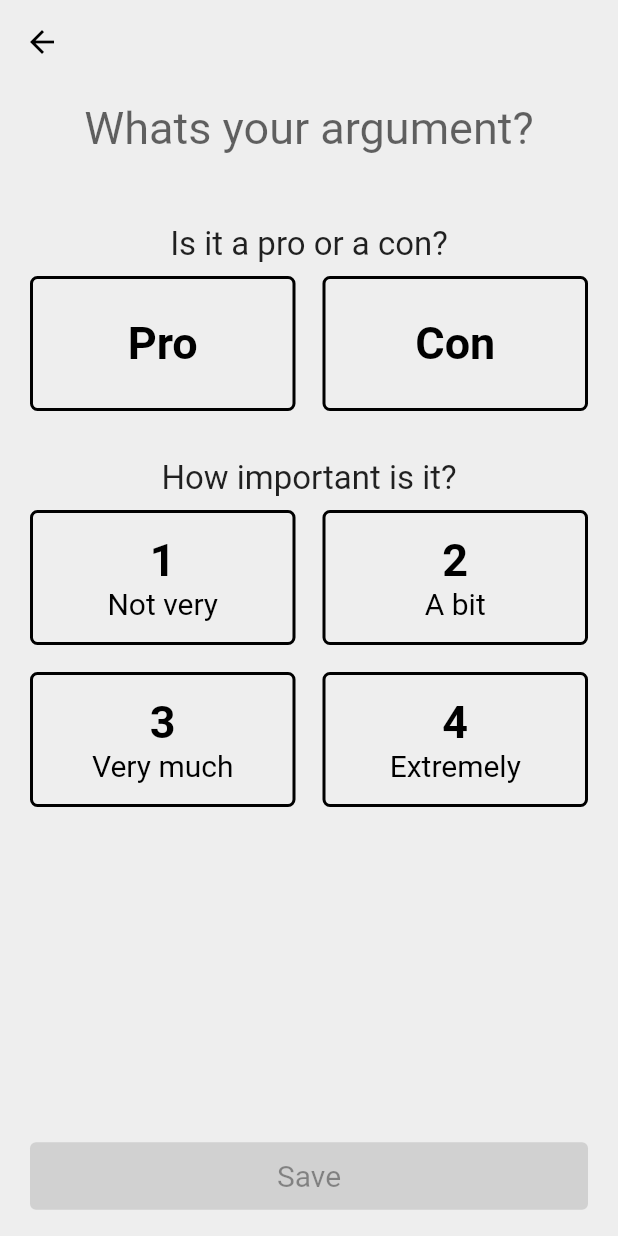
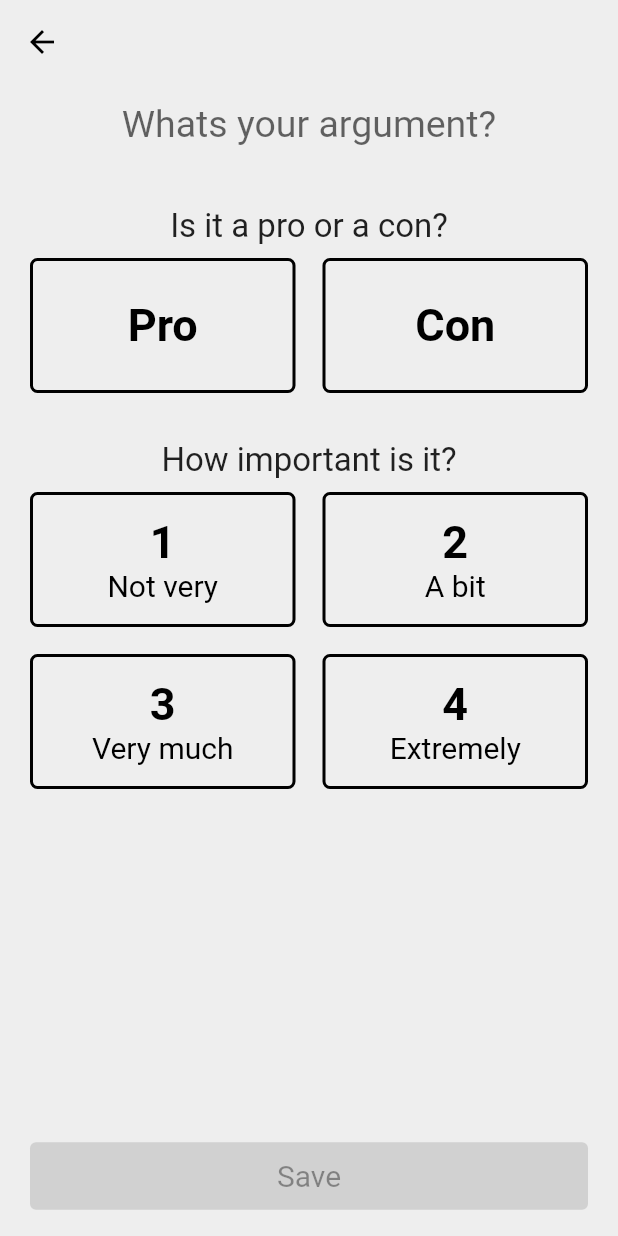
Before and after one commit to Otziii/Pros-And-Cons, a Flutter app: the DecisionPage screen opened directly, after a tap on "New argument", on a phone screen of 412 x 824 dp. Run offline on Flutter 3.47's test engine with Material 2 defaults, Android fonts, the phone set to English and light mode, and no system bars; our stand-ins replace sqflite; accounts and stored records are empty.

Commit message:
Colors in file, splash image

```diff
--- /dev/null
+++ b/pros_and_cons/lib/colors.dart
@@ -0,0 +1,10 @@
+import 'package:flutter/material.dart';
+
+class CustomColors {
+  CustomColors._();
+
+  static const Color pcRed = Color(0xFFD11654);
+  static const Color pcGreen = Color(0xFF338162);
+  static const Color pcPurple = Color(0xFF562B42);
+  static const Color pcBackground = Color(0xFFEEEEEE);
+}
--- a/pros_and_cons/lib/screens/argument_page.dart
+++ b/pros_and_cons/lib/screens/argument_page.dart
@@ -3,6 +3,7 @@ import 'package:pros_and_cons/models/argument.dart';
 import 'package:pros_and_cons/widgets/argument_selection_box_widget.dart';
 import 'package:pros_and_cons/widgets/importance_box_widget.dart';
 
+import '../colors.dart';
 import '../database_helper.dart';
 
 class ArgumentPage extends StatefulWidget {
@@ -39,7 +40,7 @@ class _ArgumentPageState extends State<ArgumentPage> {
   Widget build(BuildContext context) {
     return Scaffold(
       appBar: AppBar(
-        backgroundColor: Color(0xFFEEEEEE),
+        backgroundColor: CustomColors.pcBackground,
         elevation: 0,
         foregroundColor: Colors.black,
         actions: [
@@ -62,7 +63,7 @@ class _ArgumentPageState extends State<ArgumentPage> {
           ),
         ],
       ),
-      backgroundColor: Color(0xFFEEEEEE),
+      backgroundColor: CustomColors.pcBackground,
       body: SafeArea(
         child: GestureDetector(
           onTap: () {
@@ -87,7 +88,7 @@ class _ArgumentPageState extends State<ArgumentPage> {
                           border: InputBorder.none,
                         ),
                         style: const TextStyle(
-                          fontSize: 30,
+                          fontSize: 25,
                           color: Colors.black,
                         ),
                         textAlign: TextAlign.center,
@@ -343,9 +344,9 @@ class _ArgumentPageState extends State<ArgumentPage> {
 
   Color _getButtonColor() {
     if (_isProSelected == true) {
-      return const Color(0xFF338162);
+      return CustomColors.pcGreen;
     } else if (_isProSelected == false) {
-      return const Color(0xFFD11654);
+      return CustomColors.pcRed;
     } else {
       return Colors.grey;
     }
--- a/pros_and_cons/lib/screens/decision_page.dart
+++ b/pros_and_cons/lib/screens/decision_page.dart
@@ -4,6 +4,8 @@ import 'package:pros_and_cons/models/argument.dart';
 import 'package:pros_and_cons/models/decision.dart';
 import 'package:pros_and_cons/screens/argument_page.dart';
 import 'package:pros_and_cons/widgets/argument_row_widget.dart';
+
+import '../colors.dart';
 
 class DecisionPage extends StatefulWidget {
   final Decision? decision;
@@ -42,11 +44,11 @@ class _DecisionPageState extends State<DecisionPage> {
   Widget build(BuildContext context) {
     return Scaffold(
       appBar: AppBar(
-        backgroundColor: Color(0xFFEEEEEE),
+        backgroundColor: CustomColors.pcBackground,
         elevation: 0,
         foregroundColor: Colors.black,
         automaticallyImplyLeading: false,
-        leadingWidth: 100,
+        leadingWidth: 500,
         leading: InkWell(
           onTap: _saveAndExit,
           child: Row(
@@ -81,7 +83,7 @@ class _DecisionPageState extends State<DecisionPage> {
           ),
         ],
       ),
-      backgroundColor: Color(0xFFEEEEEE),
+      backgroundColor: CustomColors.pcBackground,
       body: SafeArea(
         child: GestureDetector(
           onTap: () {
@@ -104,7 +106,7 @@ class _DecisionPageState extends State<DecisionPage> {
                   maxLines: 2,
                   style: const TextStyle(
                     fontSize: 25,
-                    color: Color(0xFF211551),
+                    color: Colors.black,
                   ),
                 ),
                 Visibility(
@@ -131,14 +133,14 @@ class _DecisionPageState extends State<DecisionPage> {
                                 const Text(
                                   "Pros",
                                   style: TextStyle(
-                                    color: Color(0xFF338162),
+                                    color: CustomColors.pcGreen,
                                     fontSize: 20,
                                   ),
                                 ),
                                 Text(
                                   "$_prosSum",
                                   style: const TextStyle(
-                                    color: Color(0xFF338162),
+                                    color: CustomColors.pcGreen,
                                     fontSize: 40,
                                     fontWeight: FontWeight.bold,
                                   ),
@@ -160,14 +162,14 @@ class _DecisionPageState extends State<DecisionPage> {
                                 const Text(
                                   "Cons",
                                   style: TextStyle(
-                                    color: Color(0xFFD11654),
+                                    color: CustomColors.pcRed,
                                     fontSize: 20,
                                   ),
                                 ),
                                 Text(
                                   "$_consSum",
                                   style: const TextStyle(
-                                    color: Color(0xFFD11654),
+                                    color: CustomColors.pcRed,
                                     fontSize: 40,
                                     fontWeight: FontWeight.bold,
                                   ),
@@ -329,9 +331,9 @@ class _DecisionPageState extends State<DecisionPage> {
 
   Color _getResultColor() {
     if (_prosSum > _consSum) {
-      return const Color(0xFF338162);
+      return CustomColors.pcGreen;
     } else if (_prosSum < _consSum) {
-      return const Color(0xFFD11654);
+      return CustomColors.pcRed;
     } else {
       return Colors.black87;
     }
--- a/pros_and_cons/lib/screens/home_page.dart
+++ b/pros_and_cons/lib/screens/home_page.dart
@@ -4,6 +4,7 @@ import 'package:pros_and_cons/models/argument.dart';
 import 'package:pros_and_cons/widgets/decision_card_widget.dart';
 import 'package:pros_and_cons/screens/decision_page.dart';
 
+import '../colors.dart';
 import '../models/decision.dart';
 
 class HomePage extends StatefulWidget {
@@ -29,7 +30,7 @@ class _HomePageState extends State<HomePage> {
   @override
   Widget build(BuildContext context) {
     return Scaffold(
-      backgroundColor: const Color(0xFFEEEEEE),
+      backgroundColor: CustomColors.pcBackground,
       body: SafeArea(
         child: Container(
           width: double.infinity,
--- a/pros_and_cons/lib/widgets/argument_selection_box_widget.dart
+++ b/pros_and_cons/lib/widgets/argument_selection_box_widget.dart
@@ -1,4 +1,6 @@
 import 'package:flutter/material.dart';
+
+import '../colors.dart';
 
 class ProOrConBoxWidget extends StatelessWidget {
   final bool isPro;
@@ -39,16 +41,12 @@ class ProOrConBoxWidget extends StatelessWidget {
   Color _getCorrectColor() {
     if (isSelected) {
       if (isPro) {
-        return const Color(0xFF338162);
+        return CustomColors.pcGreen;
       } else {
-        return const Color(0xFFD11654);
+        return CustomColors.pcRed;
       }
     } else {
       return Colors.black;
     }
   }
 }
-
-// Green:   Color(0xFF338162)
-// Red:     Color(0xFFD11654)
-// Purple:  Color(0xFF562B42)
--- a/pros_and_cons/lib/widgets/importance_box_widget.dart
+++ b/pros_and_cons/lib/widgets/importance_box_widget.dart
@@ -1,4 +1,6 @@
 import 'package:flutter/material.dart';
+
+import '../colors.dart';
 
 class ImportanceBoxWidget extends StatelessWidget {
   final int value;
@@ -53,9 +55,9 @@ class ImportanceBoxWidget extends StatelessWidget {
   Color _getCorrectColor() {
     if (isSelected) {
       if (isProSelected) {
-        return const Color(0xFF338162);
+        return CustomColors.pcGreen;
       } else {
-        return const Color(0xFFD11654);
+        return CustomColors.pcRed;
       }
     } else {
       return Colors.black;
@@ -75,7 +77,3 @@ class ImportanceBoxWidget extends StatelessWidget {
     }
   }
 }
-
-// Green:   Color(0xFF338162)
-// Red:     Color(0xFFD11654)
-// Purple:  Color(0xFF562B42)
--- a/pros_and_cons/pubspec.yaml
+++ b/pros_and_cons/pubspec.yaml
@@ -15,7 +15,7 @@ publish_to: 'none' # Remove this line if you wish to publish to pub.dev
 # In iOS, build-name is used as CFBundleShortVersionString while build-number used as CFBundleVersion.
 # Read more about iOS versioning at
 # https://developer.apple.com/library/archive/documentation/General/Reference/InfoPlistKeyReference/Articles/CoreFoundationKeys.html
-version: 1.0.0+1
+version: 1.0.0
 
 environment:
   sdk: ">=2.16.2 <3.0.0"
@@ -61,6 +61,7 @@ flutter:
   # To add assets to your application, add an assets section, like this:
   assets:
     - assets/images/
+    - assets/
 
   # An image asset can refer to one or more resolution-specific "variants", see
   # https://flutter.dev/assets-and-images/#resolution-aware.
```
Also changed, not shown: pros_and_cons/assets/colors.dart (deleted, +0 -15 lines), pros_and_cons/lib/widgets/argument_row_widget.dart (+4 -9 lines), pros_and_cons/lib/widgets/decision_card_widget.dart (+9 -8 lines), 16 other files.
